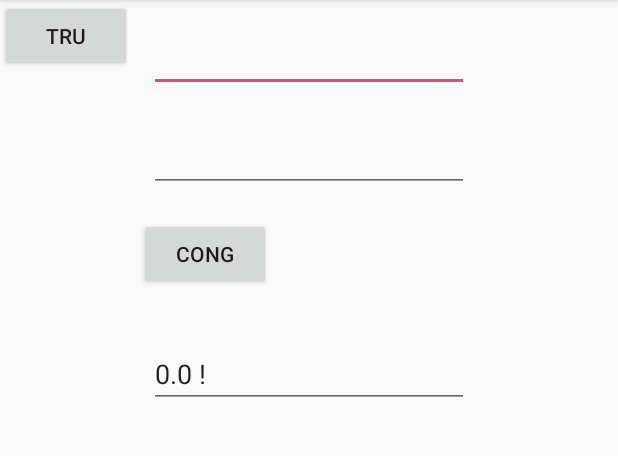
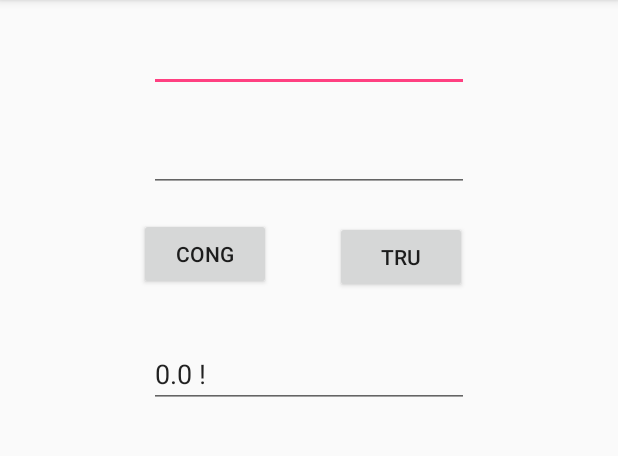
Before and after one commit to loctran04/TDL_Cau1, an Android app: the screen it shows after launch (MainActivity), after a tap on "CONG", on a phone screen of 412 x 824 dp, the part 84-540 px from its top. Run offline under Robolectric (Android 15) with nearby library versions, the phone set to English and light mode, and no system bars; 2 statements that could not run were skipped.

Commit message:
thay doi layout

```diff
--- a/app/src/main/res/layout/activity_main.xml
+++ b/app/src/main/res/layout/activity_main.xml
@@ -54,8 +54,10 @@
         android:id="@+id/btnTru"
         android:layout_width="wrap_content"
         android:layout_height="wrap_content"
+        android:layout_marginEnd="1dp"
+        android:layout_marginTop="19dp"
         android:text="Tru"
-        tools:layout_editor_absoluteX="211dp"
-        tools:layout_editor_absoluteY="148dp" />
+        app:layout_constraintEnd_toEndOf="@+id/edtSoB"
+        app:layout_constraintTop_toBottomOf="@+id/edtSoB" />
 
 </android.support.constraint.ConstraintLayout>
```
